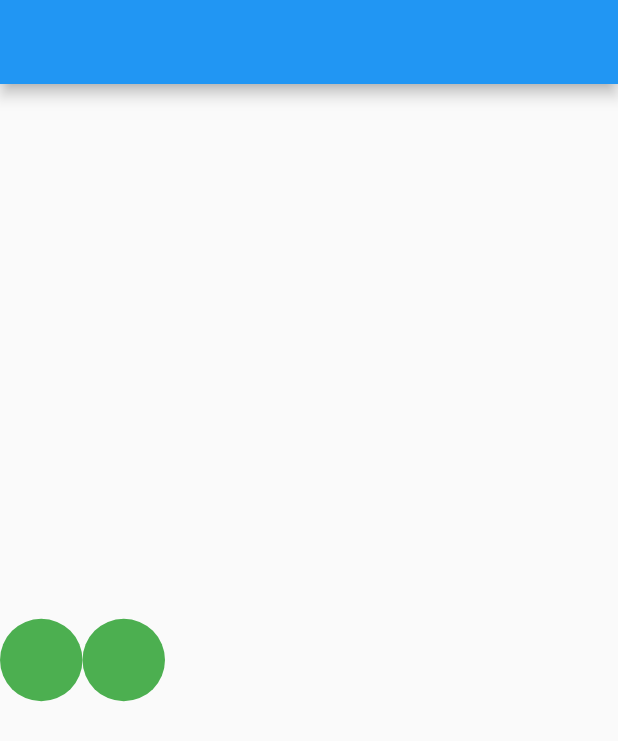
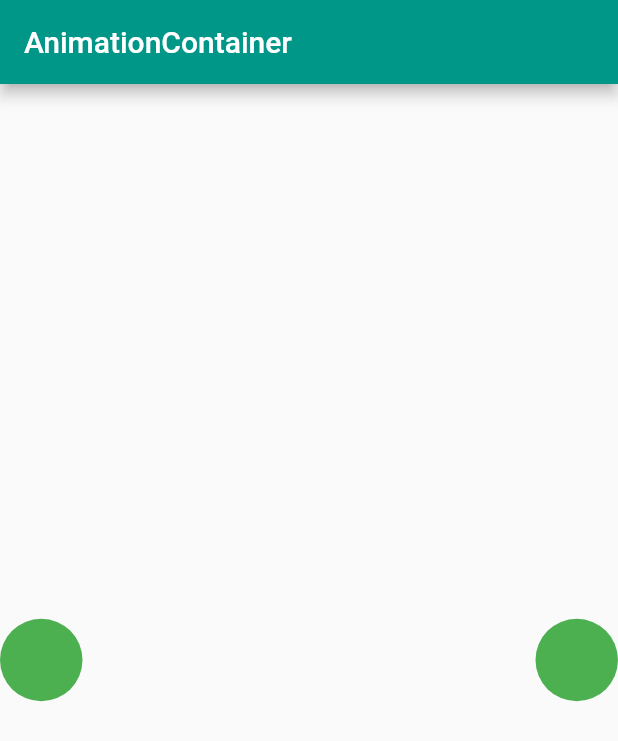
Before and after one commit to abuniaz/Animation_add, a Flutter app: the screen it shows after launch, on a phone screen of 412 x 824 dp. Shown: the top 741 px of the screen. Run offline on Flutter 3.47's test engine with Material 2 defaults, Android fonts, the phone set to English and light mode, and no system bars.

Commit message:
Update home.dart

```diff
--- a/lib/home.dart
+++ b/lib/home.dart
@@ -15,9 +15,13 @@ class _HomepageState extends State<Homepage> {
   @override
   Widget build(BuildContext context) {
     return Scaffold(
-      appBar: AppBar(),
+      appBar: AppBar(
+        title: const Text('AnimationContainer'),
+        backgroundColor: Colors.teal,
+      ),
       body: Center(
         child: Row(
+          mainAxisAlignment: MainAxisAlignment.spaceBetween,
           children: [
             AnimatedContainer(
               duration: const Duration(seconds: 1),
```
